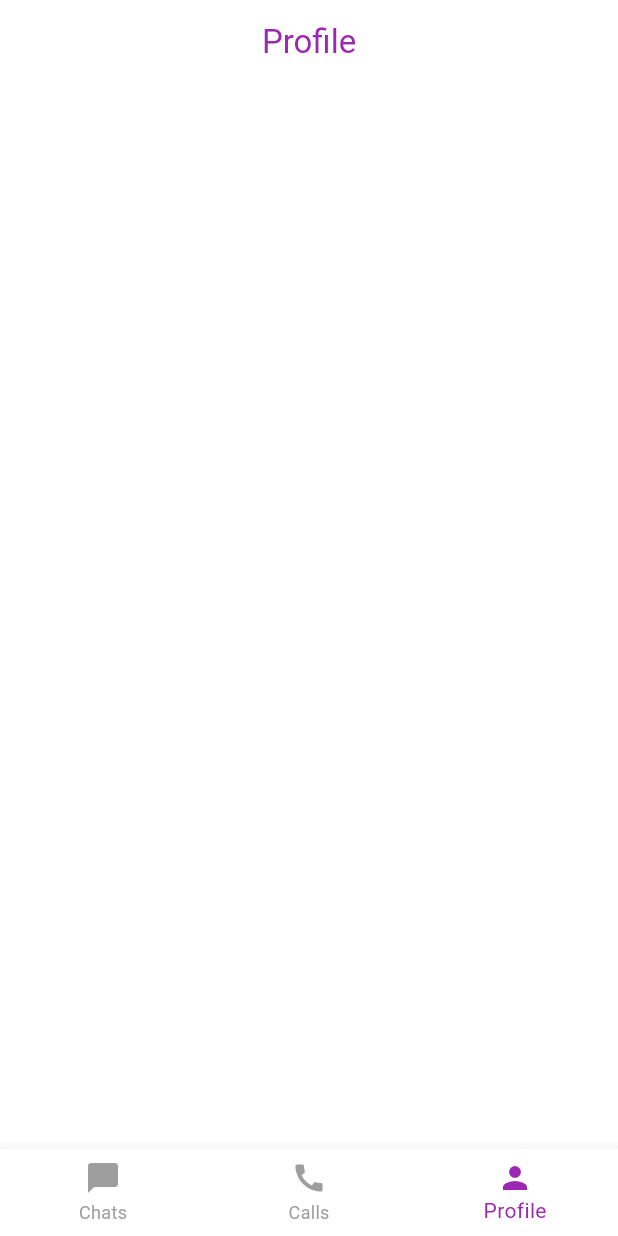
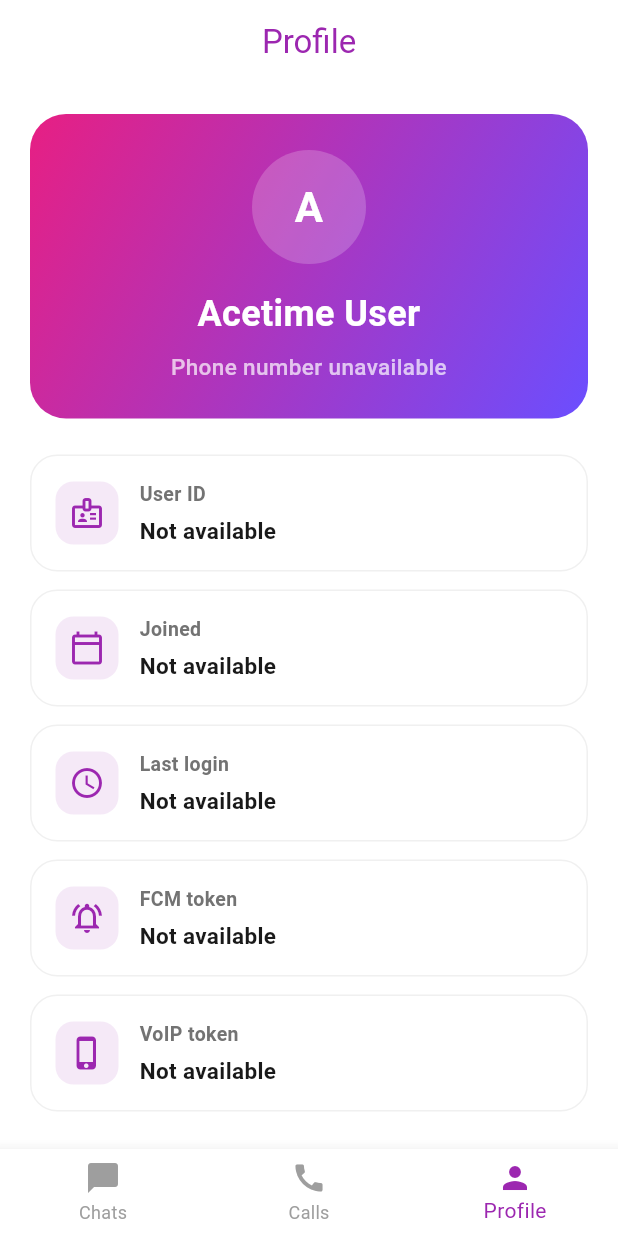
Before and after one commit to ashifali3147/acetime, a Flutter app: the HomeScreen screen opened by its route, item 3 of the bottom bar chosen, on a phone screen of 412 x 824 dp. Run offline on Flutter 3.47's test engine with Material 3 defaults, Android fonts, the phone set to English and light mode, and no system bars; our stand-ins replace audioplayers, cloud_firestore, country_picker, firebase_auth, firebase_core, firebase_messaging and 8 more; missing offline and left inert: contacts_service_plus, daakia_vc_flutter_sdk; accounts and stored records are empty.

Commit message:
feat: implement profile page with logout functionality
- Replace `ProfilePage` placeholder with a full implementation in `profile_page.dart`
- Add profile information display including name, phone, UID, and tokens
- Implement logout dialog and authentication cleanup logic
- Update `AuthRepo.logoutApp` to return a `Future`
- Integrate `ProfilePage` into `HomeScreen` navigation items

```diff
--- /dev/null
+++ b/lib/presentation/page/profile_page.dart
@@ -0,0 +1,321 @@
+import 'package:flutter/material.dart';
+import 'package:go_router/go_router.dart';
+
+import '../../model/user_model.dart';
+import '../../repo/auth_repo.dart';
+import '../../service/firestore_service.dart';
+import '../../style/app_color.dart';
+import '../../utils/storage_helper.dart';
+import '../navigation/route_names.dart';
+
+class ProfilePage extends StatefulWidget {
+  const ProfilePage({super.key});
+
+  @override
+  State<ProfilePage> createState() => _ProfilePageState();
+}
+
+class _ProfilePageState extends State<ProfilePage> {
+  late Future<UserModel?> _profileFuture;
+  bool _isLoggingOut = false;
+
+  @override
+  void initState() {
+    super.initState();
+    _profileFuture = _loadProfile();
+  }
+
+  Future<UserModel?> _loadProfile() async {
+    final remoteUser = await FirestoreService().getCurrentUserData();
+    if (remoteUser != null) {
+      StorageHelper().setUserModel(remoteUser);
+      if ((remoteUser.userName ?? '').isNotEmpty) {
+        StorageHelper().setUserName(remoteUser.userName!);
+      }
+      return remoteUser;
+    }
+    return StorageHelper().getUserModel();
+  }
+
+  Future<void> _refreshProfile() async {
+    final future = _loadProfile();
+    setState(() {
+      _profileFuture = future;
+    });
+    await future;
+  }
+
+  Future<void> _handleLogout() async {
+    if (_isLoggingOut) return;
+
+    final shouldLogout = await showDialog<bool>(
+      context: context,
+      builder: (dialogContext) {
+        return AlertDialog(
+          title: const Text('Logout'),
+          content: const Text('Do you want to logout from this account?'),
+          actions: [
+            TextButton(
+              onPressed: () => Navigator.of(dialogContext).pop(false),
+              child: const Text('Cancel'),
+            ),
+            TextButton(
+              onPressed: () => Navigator.of(dialogContext).pop(true),
+              child: const Text('Logout', style: TextStyle(color: Colors.red)),
+            ),
+          ],
+        );
+      },
+    );
+
+    if (shouldLogout != true || !mounted) return;
+
+    setState(() {
+      _isLoggingOut = true;
+    });
+
+    try {
+      await AuthRepo.logoutApp(
+        onLogout: () {
+          StorageHelper().clearAllData();
+          StorageHelper().setLoginStatus(false);
+          AuthRepo.resetEverything();
+        },
+      );
+      if (!mounted) return;
+      context.goNamed(RouteNames.login);
+    } finally {
+      if (mounted) {
+        setState(() {
+          _isLoggingOut = false;
+        });
+      }
+    }
+  }
+
+  @override
+  Widget build(BuildContext context) {
+    return FutureBuilder<UserModel?>(
+      future: _profileFuture,
+      builder: (context, snapshot) {
+        final user = snapshot.data ?? StorageHelper().getUserModel();
+        final displayName = (user?.userName?.trim().isNotEmpty ?? false)
+            ? user!.userName!.trim()
+            : 'Acetime User';
+        final phone = (user?.phone?.trim().isNotEmpty ?? false)
+            ? user!.phone!.trim()
+            : 'Phone number unavailable';
+        final createdAt = _formatDate(user?.createdAt);
+        final lastLogin = _formatDate(user?.lastLogin);
+        final avatarText = displayName.substring(0, 1).toUpperCase();
+
+        return RefreshIndicator(
+          onRefresh: _refreshProfile,
+          child: ListView(
+            physics: const AlwaysScrollableScrollPhysics(),
+            padding: const EdgeInsets.all(20),
+            children: [
+              Container(
+                padding: const EdgeInsets.all(24),
+                decoration: BoxDecoration(
+                  gradient: const LinearGradient(
+                    begin: Alignment.topLeft,
+                    end: Alignment.bottomRight,
+                    colors: [Color(0xFFE71F83), Color(0xFF6B4EFF)],
+                  ),
+                  borderRadius: BorderRadius.circular(24),
+                ),
+                child: Column(
+                  children: [
+                    CircleAvatar(
+                      radius: 38,
+                      backgroundColor: Colors.white.withValues(alpha: 0.2),
+                      child: Text(
+                        avatarText,
+                        style: const TextStyle(
+                          color: Colors.white,
+                          fontSize: 28,
+                          fontWeight: FontWeight.w700,
+                        ),
+                      ),
+                    ),
+                    const SizedBox(height: 16),
+                    Text(
+                      displayName,
+                      textAlign: TextAlign.center,
+                      style: const TextStyle(
+                        color: Colors.white,
+                        fontSize: 24,
+                        fontWeight: FontWeight.w700,
+                      ),
+                    ),
+                    const SizedBox(height: 8),
+                    Text(
+                      phone,
+                      textAlign: TextAlign.center,
+                      style: const TextStyle(
+                        color: Colors.white70,
+                        fontSize: 15,
+                        fontWeight: FontWeight.w500,
+                      ),
+                    ),
+                  ],
+                ),
+              ),
+              const SizedBox(height: 24),
+              if (snapshot.connectionState == ConnectionState.waiting &&
+                  user == null)
+                const Center(
+                  child: Padding(
+                    padding: EdgeInsets.symmetric(vertical: 32),
+                    child: CircularProgressIndicator(),
+                  ),
+                )
+              else ...[
+                _ProfileInfoTile(
+                  icon: Icons.badge_outlined,
+                  title: 'User ID',
+                  value: user?.uid ?? 'Not available',
+                ),
+                _ProfileInfoTile(
+                  icon: Icons.calendar_today_outlined,
+                  title: 'Joined',
+                  value: createdAt,
+                ),
+                _ProfileInfoTile(
+                  icon: Icons.access_time_outlined,
+                  title: 'Last login',
+                  value: lastLogin,
+                ),
+                _ProfileInfoTile(
+                  icon: Icons.notifications_active_outlined,
+                  title: 'FCM token',
+                  value: (user?.fcmToken?.isNotEmpty ?? false)
+                      ? 'Configured'
+                      : 'Not available',
+                ),
+                _ProfileInfoTile(
+                  icon: Icons.phone_iphone_outlined,
+                  title: 'VoIP token',
+                  value: (user?.voipToken?.isNotEmpty ?? false)
+                      ? 'Configured'
+                      : 'Not available',
+                ),
+                const SizedBox(height: 24),
+                SizedBox(
+                  width: double.infinity,
+                  child: OutlinedButton.icon(
+                    onPressed: _isLoggingOut ? null : _handleLogout,
+                    icon: _isLoggingOut
+                        ? const SizedBox(
+                      width: 18,
+                      height: 18,
+                      child: CircularProgressIndicator(strokeWidth: 2),
+                    )
+                        : const Icon(Icons.logout, color: Colors.red),
+                    label: Text(
+                      _isLoggingOut ? 'Logging out...' : 'Logout',
+                      style: const TextStyle(
+                        color: Colors.red,
+                        fontWeight: FontWeight.w700,
+                      ),
+                    ),
+                    style: OutlinedButton.styleFrom(
+                      padding: const EdgeInsets.symmetric(vertical: 16),
+                      side: const BorderSide(color: Color(0xFFFFCDD2)),
+                      shape: RoundedRectangleBorder(
+                        borderRadius: BorderRadius.circular(16),
+                      ),
+                    ),
+                  ),
+                ),
+                if (snapshot.hasError)
+                  const Padding(
+                    padding: EdgeInsets.only(top: 16),
+                    child: Text(
+                      'Profile could not be refreshed. Showing saved account data.',
+                      textAlign: TextAlign.center,
+                      style: TextStyle(
+                        color: AppColors.hintTextColor,
+                        fontSize: 13,
+                      ),
+                    ),
+                  ),
+              ],
+            ],
+          ),
+        );
+      },
+    );
+  }
+
+  String _formatDate(DateTime? value) {
+    if (value == null) return 'Not available';
+    final day = value.day.toString().padLeft(2, '0');
+    final month = value.month.toString().padLeft(2, '0');
+    return '$day/$month/${value.year}';
+  }
+}
+
+class _ProfileInfoTile extends StatelessWidget {
+  final IconData icon;
+  final String title;
+  final String value;
+
+  const _ProfileInfoTile({
+    required this.icon,
+    required this.title,
+    required this.value,
+  });
+
+  @override
+  Widget build(BuildContext context) {
+    return Container(
+      margin: const EdgeInsets.only(bottom: 12),
+      padding: const EdgeInsets.all(16),
+      decoration: BoxDecoration(
+        color: Colors.white,
+        borderRadius: BorderRadius.circular(18),
+        border: Border.all(color: const Color(0xFFF0F0F0)),
+      ),
+      child: Row(
+        children: [
+          Container(
+            width: 42,
+            height: 42,
+            decoration: BoxDecoration(
+              color: AppColors.themeColor.withValues(alpha: 0.1),
+              borderRadius: BorderRadius.circular(12),
+            ),
+            child: Icon(icon, color: AppColors.themeColor),
+          ),
+          const SizedBox(width: 14),
+          Expanded(
+            child: Column(
+              crossAxisAlignment: CrossAxisAlignment.start,
+              children: [
+                Text(
+                  title,
+                  style: const TextStyle(
+                    color: AppColors.hintTextColor,
+                    fontSize: 13,
+                    fontWeight: FontWeight.w600,
+                  ),
+                ),
+                const SizedBox(height: 4),
+                Text(
+                  value,
+                  style: const TextStyle(
+                    color: AppColors.headingColor,
+                    fontSize: 15,
+                    fontWeight: FontWeight.w700,
+                  ),
+                ),
+              ],
+            ),
+          ),
+        ],
+      ),
+    );
+  }
+}
--- a/lib/presentation/screens/home_screen.dart
+++ b/lib/presentation/screens/home_screen.dart
@@ -6,6 +6,7 @@ import 'package:go_router/go_router.dart';
 import 'package:permission_handler/permission_handler.dart';
 
 import '../../style/app_color.dart';
+import '../page/profile_page.dart';
 
 class HomeScreen extends StatefulWidget {
   const HomeScreen({super.key});
@@ -42,6 +43,7 @@ class _HomeScreenState extends State<HomeScreen> {
       }
     });
   }
+
   @override
   Widget build(BuildContext context) {
     return Scaffold(
@@ -80,31 +82,10 @@ class _HomeScreenState extends State<HomeScreen> {
             icon: Icon(Icons.chat_bubble),
             label: "Chats",
           ),
-          BottomNavigationBarItem(
-            icon: Icon(Icons.call),
-            label: "Calls",
-          ),
-          BottomNavigationBarItem(
-            icon: Icon(Icons.person),
-            label: "Profile",
-          ),
+          BottomNavigationBarItem(icon: Icon(Icons.call), label: "Calls"),
+          BottomNavigationBarItem(icon: Icon(Icons.person), label: "Profile"),
         ],
       ),
     );
   }
 }
-
-/// Profile Page (placeholder for now)
-class ProfilePage extends StatelessWidget {
-  const ProfilePage({super.key});
-
-  @override
-  Widget build(BuildContext context) {
-    return const Center(
-      child: Text(
-        "Profile Page",
-        style: TextStyle(color: Colors.white, fontSize: 18),
-      ),
-    );
-  }
-}
--- a/lib/repo/auth_repo.dart
+++ b/lib/repo/auth_repo.dart
@@ -113,7 +113,7 @@ class AuthRepo {
   }
 
   /// Sign out and go back to login
-  static void logoutApp({VoidCallback? onLogout}) async {
+  static Future<void> logoutApp({VoidCallback? onLogout}) async {
     await _firebaseAuth.signOut();
     onLogout?.call();
   }
```
Lines whose indentation alone changed are shown as unchanged.
